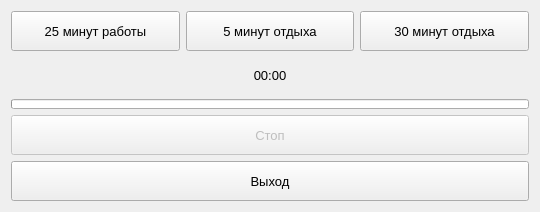
Before: the Qt Designer form pomodoroapp.ui in hydra13/PomodoroApp, drawn with Qt 5.
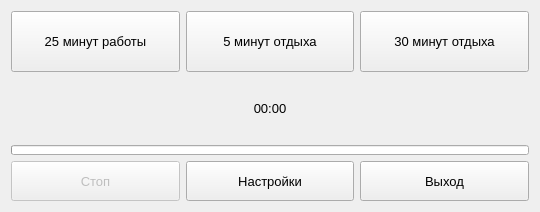
After: the same form once the commit is applied.

```diff
--- a/pomodoroapp.ui
+++ b/pomodoroapp.ui
@@ -131,6 +131,8 @@
     </widget>
    </item>
    <item>
+    <layout class="QHBoxLayout" name="horizontalLayout_2">
+     <item>
     <widget class="QPushButton" name="pbStop">
      <property name="enabled">
       <bool>false</bool>
@@ -151,6 +153,24 @@
      </property>
     </widget>
    </item>
+     <item>
+      <widget class="QPushButton" name="pbSettings">
+       <property name="minimumSize">
+        <size>
+         <width>0</width>
+         <height>40</height>
+        </size>
+       </property>
+       <property name="font">
+        <font>
+         <pointsize>10</pointsize>
+        </font>
+       </property>
+       <property name="text">
+        <string>Настройки</string>
+       </property>
+      </widget>
+     </item>
    <item>
     <widget class="QPushButton" name="pbExit">
      <property name="minimumSize">
@@ -168,6 +188,8 @@
       <string>Выход</string>
      </property>
     </widget>
+     </item>
+    </layout>
    </item>
   </layout>
  </widget>
```
Lines whose indentation alone changed are shown as unchanged.
